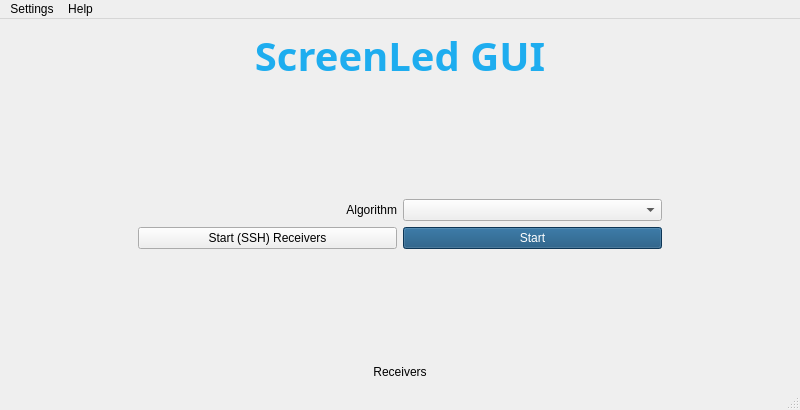
0LTSU0/ScreenLed, file ScreenLedGUI/maingui.ui: the form before one commit.
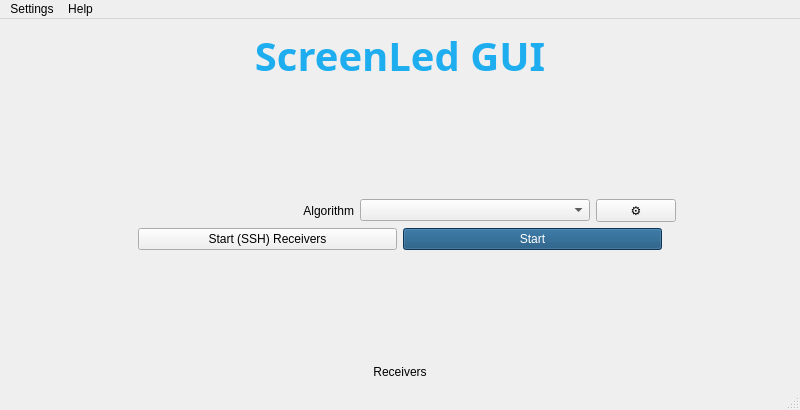
The form after the commit.

Commit message: algo config support and configurator for flashboost

The edit to the form file:
```diff
--- a/ScreenLedGUI/maingui.ui
+++ b/ScreenLedGUI/maingui.ui
@@ -49,7 +49,7 @@
      </spacer>
     </item>
     <item>
-     <layout class="QHBoxLayout" name="horizontalLayout" stretch="1,2,2,1">
+     <layout class="QHBoxLayout" name="horizontalLayout" stretch="2,1,2,0,1">
       <item>
        <spacer name="horizontalSpacer">
         <property name="orientation">
@@ -76,6 +76,13 @@
       <item>
        <widget class="QComboBox" name="mainGUIAlgoSelect"/>
       </item>
+      <item>
+       <widget class="QPushButton" name="algoConfigButt">
+        <property name="text">
+         <string>⚙️</string>
+        </property>
+       </widget>
+      </item>
       <item>
        <spacer name="horizontalSpacer_2">
         <property name="orientation">
```
The commit also changes 14 other files.
